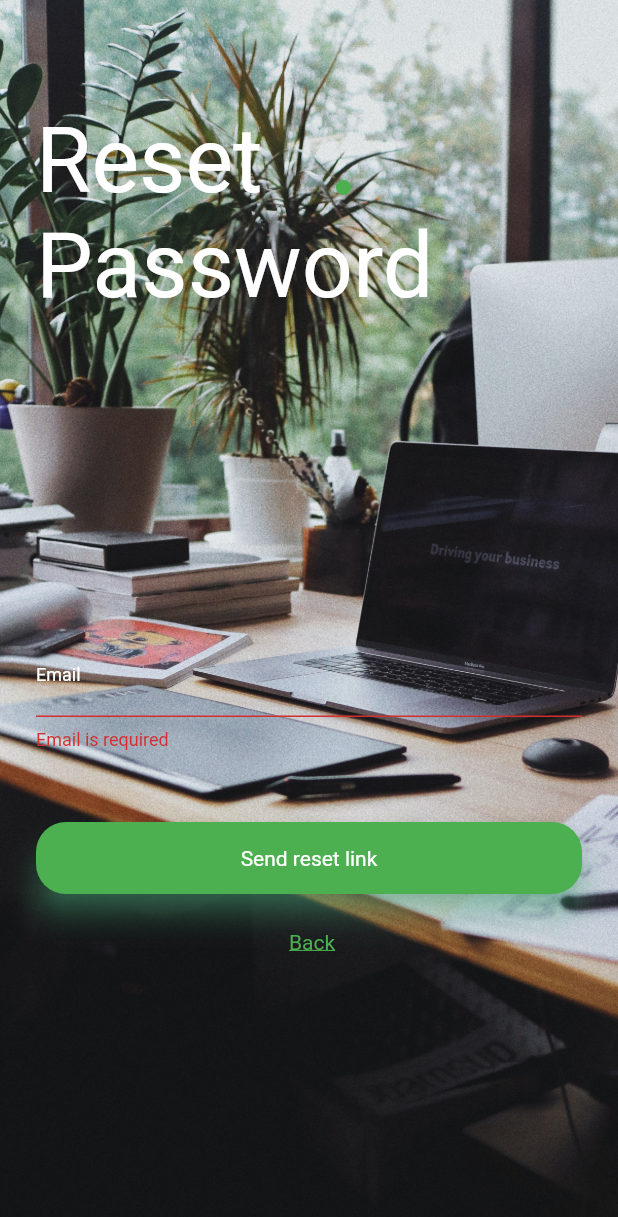
After one commit to vedantxx/signin-app, a Flutter app: the ResetPassword screen opened directly, after a tap on "Send reset link", on a phone screen of 412 x 824 dp. The commit adds this screen. Shown: the top 1217 px of the screen. Run offline on Flutter 3.47's test engine with Material 2 defaults, Android fonts, the phone set to English and light mode, and no system bars; our stand-ins replace firebase_auth, firebase_core; accounts and stored records are empty; Roboto replaces fonts that are missing (Trueno).

Commit message:
Day 3 ; 8:12 pm

```diff
--- a/lib/screens_ui/login_page.dart
+++ b/lib/screens_ui/login_page.dart
@@ -1,4 +1,5 @@
 import 'package:flutter/material.dart';
+import 'package:signinapp/screens_ui/reset_password.dart';
 import 'package:signinapp/screens_ui/signup_page.dart';
 import 'package:signinapp/services/authservice.dart';
 
@@ -103,9 +104,6 @@ class _LoginPageState extends State<LoginPage> {
               style: TextStyle(color: Colors.white),
               decoration: InputDecoration(
                 labelText: 'Email',
-
-
-
                 labelStyle: TextStyle(
                   fontSize: 12,
                   // color: Colors.white.withOpacity(0.5),
@@ -123,7 +121,7 @@ class _LoginPageState extends State<LoginPage> {
                 this.email = value;
 
               },
-              // validator: (value) => value.isEmpty ? 'Email is required' : validateEmail(value),
+              validator: (value) => value.isEmpty ? "Email is required" : null,
               //   validator: (value){
               //     String pattern = r"^[a-zA-Z0-9.a-zA-Z0-9.!#$%&'*+-/=?^_`{|}~]+@[a-zA-Z0-9]+\.[a-zA-Z]+";
               //     RegExp regex = new RegExp(pattern);
@@ -168,7 +166,9 @@ class _LoginPageState extends State<LoginPage> {
             SizedBox(height: 4,),
             GestureDetector(
               onTap: () {
-
+                Navigator.of(context).push(MaterialPageRoute(
+                    builder: (context) => ResetPassword()
+                ));
               },
               child:  Container(
                 alignment: Alignment(1,0),
@@ -189,7 +189,7 @@ class _LoginPageState extends State<LoginPage> {
             SizedBox(height: 48,),
             GestureDetector(
               onTap: () {
-                print(email.trim());
+                // print(email);
                 if(checkFields()){
                   AuthService().signIn(email, password, context);
                 }
--- /dev/null
+++ b/lib/screens_ui/reset_password.dart
@@ -0,0 +1,286 @@
+import 'package:flutter/material.dart';
+import 'package:signinapp/services/authservice.dart';
+import 'package:signinapp/services/error_handler.dart';
+
+class ResetPassword extends StatefulWidget {
+  // const ResetPassword({Key key}) : super(key: key);
+
+  @override
+  _ResetPasswordState createState() => _ResetPasswordState();
+}
+
+class _ResetPasswordState extends State<ResetPassword> {
+
+  final formKey = new GlobalKey<FormState>();
+  TextEditingController textEditingController = new TextEditingController();
+
+  String email;
+
+  checkFields(){
+    final form = formKey.currentState;
+    if(form.validate()) {
+      form.save();
+      return true;
+    }
+    else {
+      return false;
+    }
+  }
+
+  String validateEmail(String value){
+    Pattern  pattern = r"^[a-zA-Z0-9.a-zA-Z0-9.!#$%&'*+-/=?^_`{|}~]+@[a-zA-Z0-9]+\.[a-zA-Z]+";
+    RegExp regex = new RegExp(pattern);
+    if(!regex.hasMatch(value))
+      return 'Enter a valid email';
+    else
+      return null;
+  }
+
+  @override
+  Widget build(BuildContext context) {
+    return Scaffold(
+      body: Container(
+        height: MediaQuery.of(context).size.height,
+        width: MediaQuery.of(context).size.width,
+        decoration: BoxDecoration(
+          image: DecorationImage(image: AssetImage("assets/bgimgsignin.jpg"),
+              fit: BoxFit.cover
+          ),
+        ),
+        child: Form(
+          key: formKey,
+          child: _buildResetForm(),
+        ),
+      ),
+    );
+  }
+  _buildResetForm() {
+    return Padding(
+      padding: const EdgeInsets.only(left: 24,right: 24),
+      child: ListView(
+        children: [
+          SizedBox(height: 72,),
+          Container(
+            height: 150,
+            width: 200,
+            child: Stack(
+              children: [
+                Text(
+                  "Reset Password",style: TextStyle(
+                  fontSize: 60,
+                  fontFamily: 'Trueno',
+                  color: Colors.white,
+                ),
+                ),
+                // Positioned(
+                //   top: 50,
+                //   child: Text(
+                //     "There", style: TextStyle(
+                //     fontSize: 60,
+                //     fontFamily: 'Trueno',
+                //     color: Colors.white,
+                //   ),
+                //   ),
+                // ),
+                Positioned(
+                  top: 48,
+                  left: 200,
+                  child: Container(
+                    height: 10,
+                    width: 10,
+                    decoration: BoxDecoration(
+                      shape: BoxShape.circle,
+                      color: Colors.green,
+                    ),
+
+                  ),
+                ),
+              ],
+            ),
+          ),
+          SizedBox(height: 200,),
+          //email
+          TextFormField(
+            controller: textEditingController,
+            style: TextStyle(color: Colors.white),
+            decoration: InputDecoration(
+              labelText: 'Email',
+
+
+              labelStyle: TextStyle(
+                fontSize: 12,
+                // color: Colors.white.withOpacity(0.5),
+                color: Colors.white,
+              ),
+              focusedBorder: UnderlineInputBorder(
+                borderSide: BorderSide(
+                  color: Colors.green,
+                ),
+
+              ),
+
+            ),
+            onChanged: (value) {
+              this.email = value;
+            },
+            validator: (value) => value.isEmpty ? "Email is required" : validateEmail(value),
+            //   validator: (value){
+            //     Pattern pattern = r'^(([^<>()[\]\\.,;:\s@\"]+(\.[^<>()[\]\\.,;:\s@\"]+)*)|(\".+\"))@((\[[0-9]{1,3}\.[0-9]{1,3}\.[0-9]{1,3}\.[0-9]{1,3}\])|(([a-zA-Z\-0-9]+\.)+[a-zA-Z]{2,}))$';
+            //     RegExp regex = new RegExp(pattern);
+            //     // Null check
+            //     if(value.isEmpty){
+            //       return 'please enter your email';
+            //     }
+            //     // Valid email formatting check
+            //     else if(!regex.hasMatch(value)){
+            //       return 'Enter valid email address';
+            //     }
+            //     // success condition
+            //     else {
+            //       email = value;
+            //     }
+            //     return null;
+            //   }
+          ),
+          //password
+          // TextFormField(
+          //   style: TextStyle(color: Colors.white),
+          //   decoration: InputDecoration(
+          //     labelText: 'Password',
+          //     labelStyle: TextStyle(
+          //       fontSize: 12,
+          //       // color: Colors.grey.withOpacity(0.5),
+          //       color: Colors.white,
+          //     ),
+          //     focusedBorder: UnderlineInputBorder(
+          //       borderSide: BorderSide(
+          //         color: Colors.green,
+          //       ),
+          //
+          //     ),
+          //   ),
+          //   obscureText: true,
+          //   onChanged: (value2) {
+          //     this.password = value2;
+          //   },
+          //   validator: (value2) => value2.isEmpty ? 'Password is required' : null,
+          // ),
+          // SizedBox(height: 4,),
+          // GestureDetector(
+          //   onTap: () {
+          //
+          //   },
+          //   child:  Container(
+          //     alignment: Alignment(1,0),
+          //     padding: EdgeInsets.only(top: 16,left: 20),
+          //     child: InkWell(
+          //       child: Text(
+          //         'Forgot Password',
+          //         style: TextStyle(
+          //           color: Colors.green,
+          //           fontSize: 12,
+          //           fontFamily: 'Trueno',
+          //           decoration: TextDecoration.underline,
+          //         ),
+          //       ),
+          //     ),
+          //   ),
+          // ),
+          SizedBox(height: 48,),
+          GestureDetector(
+            onTap: () {
+              // print(email);
+              if(checkFields()){
+              //   AuthService().signUp(email, password).then((userCreds) {
+              //     Navigator.of(context).pop();
+              //   }).catchError((e){
+              //     ErrorHandler().errorDialog(context, e);
+              //   });
+                AuthService().resetPasswordLind(email);
+                Navigator.of(context).pop();
+              }
+            },
+            child: Container(
+              height: 48,
+
+              child: Material(
+                borderRadius: BorderRadius.circular(20),
+                shadowColor: Colors.greenAccent,
+                color: Colors.green,
+                elevation: 8,
+                child: Center(
+                  child: Text(
+                    "Send reset link", style: TextStyle(
+                    color: Colors.white,
+                    // fontFamily: 'Trueno',
+                  ),
+                  ),
+                ),
+              ),
+            ),
+          ),
+          // SizedBox(height: 20,),
+          // GestureDetector(
+          //   onTap: () {
+          //
+          //   },
+          //   child: Container(
+          //     height: 48,
+          //
+          //
+          //
+          //     child: Container(
+          //       decoration: BoxDecoration(
+          //           border: Border.all(
+          //             color: Colors.black,
+          //             style: BorderStyle.solid,
+          //             width: 2,
+          //           ),
+          //           // color: Colors.transparent,
+          //           color: Colors.white30,
+          //           borderRadius: BorderRadius.circular(24)
+          //       ),
+          //       child: Row(
+          //         mainAxisAlignment: MainAxisAlignment.center,
+          //         children: [
+          //           Center(
+          //             child: Icon(Icons.facebook),
+          //           ),
+          //           SizedBox(width: 12,),
+          //           Center(
+          //             child: Text(
+          //               "Login with facebook", style: TextStyle(
+          //               // color: Colors.white,
+          //               // fontFamily: 'Trueno',
+          //             ),
+          //             ),
+          //           ),
+          //         ],
+          //       ),
+          //     ),
+          //   ),
+          // ),
+          SizedBox(height: 24,),
+          Row(
+            mainAxisAlignment: MainAxisAlignment.center,
+            children: [
+              // Text("Don't have an account?",style: TextStyle(
+              //   color: Colors.white,
+              // ),),
+              SizedBox(width: 4,),
+              InkWell(
+                onTap: () {
+                  Navigator.of(context).pop();
+                },
+                child: Text('Back', style: TextStyle(
+                  color: Colors.green,
+                  decoration: TextDecoration.underline,
+                ),),
+              ),
+            ],
+          )
+        ],
+      ),
+    );
+  }
+}
--- a/lib/services/authservice.dart
+++ b/lib/services/authservice.dart
@@ -1,4 +1,4 @@
-import 'dart:math';
+
 
 import 'package:flutter/material.dart';
 import 'package:firebase_auth/firebase_auth.dart';
@@ -25,8 +25,8 @@ class AuthService{
     await FirebaseAuth.instance.signOut();
   }
 
-  signIn(String email, String password, context) async {
-    await FirebaseAuth.instance.signInWithEmailAndPassword(email: email.trim(), password: password.trim()).then((val) {
+  signIn(String email, String password, context) {
+    FirebaseAuth.instance.signInWithEmailAndPassword(email: email.trim(), password: password.trim()).then((val) {
       print('sign in');
     }).catchError((e) {
       ErrorHandler().errorDialog(context, e);
@@ -37,4 +37,8 @@ class AuthService{
     return await FirebaseAuth.instance.createUserWithEmailAndPassword(email: email.trim(), password: password.trim());
 
   }
+
+  resetPasswordLind(String email) async {
+    await FirebaseAuth.instance.sendPasswordResetEmail(email: email.trim());
+  }
 }
```
